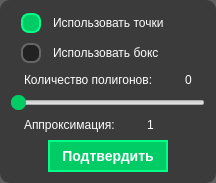
Qt form desktop_app/design/sam2_window.ui (ivansoya/neural-master) before a commit.
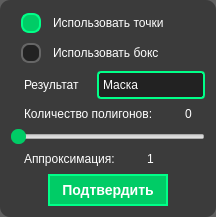
The same form after that commit.

What changed in the file:
```diff
--- a/desktop_app/design/sam2_window.ui
+++ b/desktop_app/design/sam2_window.ui
@@ -6,8 +6,8 @@
    <rect>
     <x>0</x>
     <y>0</y>
-    <width>245</width>
-    <height>194</height>
+    <width>269</width>
+    <height>230</height>
    </rect>
   </property>
   <property name="sizePolicy">
@@ -109,7 +109,48 @@
 
 QSlider::handle:horizontal:pressed {
     background: #1e7e34;   
-}</string>
+}
+
+QComboBox {
+    border: 2px solid #00ff88;
+	border-radius: 4px;
+    background-color: #222222;
+    color: white;
+    padding: 4px;
+    text-align: center;
+	font-size: 12px;
+}
+
+QComboBox::drop-down {
+    border: none;
+    background: transparent;
+    width: 0px;
+}
+
+QComboBox::down-arrow {
+    image: none;
+    width: 0px;
+    height: 0px;
+}
+
+QComboBox QAbstractItemView {
+        background-color: #222222;
+        color: white;
+        border: 1px solid #00ff88;
+        selection-background-color: #222222;
+    	selection-color: #00ff88;
+        padding: 4px;
+        outline: 0;
+        show-decoration-selected: 1;
+    }
+
+    QComboBox QAbstractItemView::item {
+        padding: 6px;
+        margin: 2px;
+        border-radius: 4px;
+		background-color: #222222;
+		color: white;
+    }</string>
   </property>
   <property name="modal">
    <bool>false</bool>
@@ -153,6 +194,43 @@
      </property>
     </widget>
    </item>
+   <item>
+    <layout class="QHBoxLayout" name="horizontalLayout_4">
+     <item>
+      <widget class="QLabel" name="label_result">
+       <property name="sizePolicy">
+        <sizepolicy hsizetype="Fixed" vsizetype="Preferred">
+         <horstretch>0</horstretch>
+         <verstretch>0</verstretch>
+        </sizepolicy>
+       </property>
+       <property name="maximumSize">
+        <size>
+         <width>80</width>
+         <height>16777215</height>
+        </size>
+       </property>
+       <property name="text">
+        <string>Результат</string>
+       </property>
+      </widget>
+     </item>
+     <item>
+      <widget class="QComboBox" name="combo_result">
+       <item>
+        <property name="text">
+         <string>Маска</string>
+        </property>
+       </item>
+       <item>
+        <property name="text">
+         <string>Рамка</string>
+        </property>
+       </item>
+      </widget>
+     </item>
+    </layout>
+   </item>
    <item>
     <layout class="QHBoxLayout" name="horizontalLayout_2">
      <item>
```
